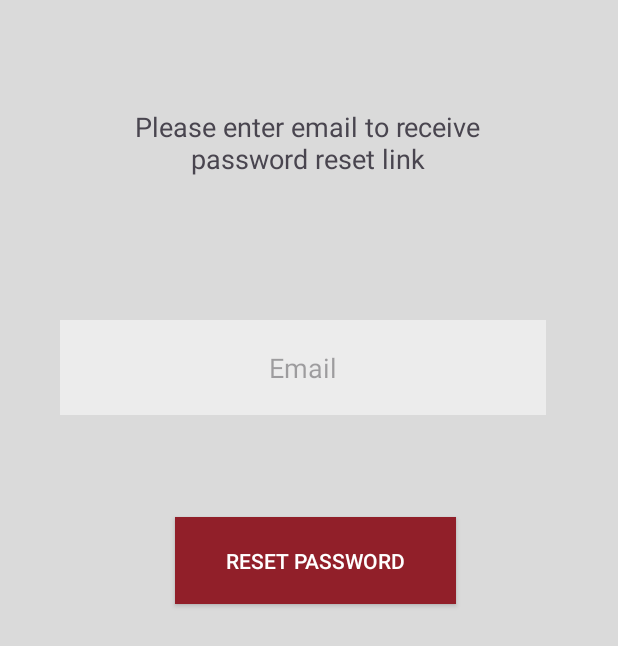
After one commit to JesiahChow/MAD2023_Team1, an Android app: the ForgotPassword screen opened directly, with no data from a screen before it, on a phone screen of 412 x 824 dp. The commit adds this screen. Shown: the top 646 px of the screen. Run offline under Robolectric (Android 15) with nearby library versions, the phone set to English and light mode, and no system bars; our stand-ins replace Firebase (no records; nobody signed in at launch, a user with empty details on screens opened directly).

Commit message:
added forgot password page

```diff
--- a/app/src/main/AndroidManifest.xml
+++ b/app/src/main/AndroidManifest.xml
@@ -12,6 +12,9 @@
         android:supportsRtl="true"
         android:theme="@style/Theme.MADAssignmentTeam1"
         tools:targetApi="31">
+        <activity
+            android:name=".ForgotPassword"
+            android:exported="false" />
         <activity
             android:name=".Settings"
             android:exported="false" />
--- /dev/null
+++ b/app/src/main/java/sg/edu/np/mad/madassignmentteam1/ForgotPassword.java
@@ -0,0 +1,65 @@
+package sg.edu.np.mad.madassignmentteam1;
+
+import androidx.annotation.NonNull;
+import androidx.appcompat.app.AppCompatActivity;
+
+import android.content.Intent;
+import android.os.Bundle;
+import android.text.TextUtils;
+import android.util.Patterns;
+import android.view.View;
+import android.widget.Button;
+import android.widget.EditText;
+import android.widget.Toast;
+
+import com.google.android.gms.tasks.OnCompleteListener;
+import com.google.android.gms.tasks.Task;
+import com.google.firebase.auth.FirebaseAuth;
+
+public class ForgotPassword extends AppCompatActivity {
+    private FirebaseAuth mAuth;
+
+    @Override
+    protected void onCreate(Bundle savedInstanceState) {
+        super.onCreate(savedInstanceState);
+        setContentView(R.layout.activity_forgot_password);
+        Button resetPassword = findViewById(R.id.resetPassword);
+        EditText editEmail = findViewById(R.id.editTextTextEmailAddress);
+        resetPassword.setOnClickListener(new View.OnClickListener() {
+            @Override
+            public void onClick(View v) {
+                String email = editEmail.getText().toString();
+                if(TextUtils.isEmpty(editEmail.getText().toString())){
+                    editEmail.setError("Please enter email");
+                    editEmail.requestFocus();
+
+                }
+                else if(!Patterns.EMAIL_ADDRESS.matcher(editEmail.getText().toString()).matches()){
+                    editEmail.setError("Please enter valid email");
+                    editEmail.requestFocus();
+                }
+                else{
+                    newPassword(email);
+                }
+            }
+        });
+    }
+
+    private void newPassword(String email)
+    {
+        mAuth = FirebaseAuth.getInstance();
+        mAuth.sendPasswordResetEmail(email).addOnCompleteListener(new OnCompleteListener<Void>() {
+            @Override
+            public void onComplete(@NonNull Task<Void> task) {
+                if(task.isSuccessful()){
+                    Toast.makeText(ForgotPassword.this,"Please check your inbox for password reset link", Toast.LENGTH_SHORT).show();
+                    Intent intent = new Intent(ForgotPassword.this, MainActivity.class);
+                    startActivity(intent);
+                }
+                else{
+                    Toast.makeText(ForgotPassword.this,"Something went wrong!", Toast.LENGTH_SHORT).show();
+                }
+            }
+        });
+    }
+}
--- a/app/src/main/java/sg/edu/np/mad/madassignmentteam1/Login.java
+++ b/app/src/main/java/sg/edu/np/mad/madassignmentteam1/Login.java
@@ -67,7 +67,7 @@ AlertDialog.Builder builder;
         forgotPassword.setOnClickListener(new View.OnClickListener() {
             @Override
             public void onClick(View v) {
-                Intent intent1 = new Intent(Login.this, Settings.class);
+                Intent intent1 = new Intent(Login.this, ForgotPassword.class);
                 startActivity(intent1);
             }
         });
--- /dev/null
+++ b/app/src/main/res/layout/activity_forgot_password.xml
@@ -0,0 +1,49 @@
+<?xml version="1.0" encoding="utf-8"?>
+<androidx.constraintlayout.widget.ConstraintLayout xmlns:android="http://schemas.android.com/apk/res/android"
+    xmlns:app="http://schemas.android.com/apk/res-auto"
+    xmlns:tools="http://schemas.android.com/tools"
+    android:layout_width="match_parent"
+    android:layout_height="match_parent"
+    android:background="#DADADA"
+    tools:context=".ForgotPassword">
+
+    <TextView
+        android:id="@+id/textView"
+        android:layout_width="266dp"
+        android:layout_height="65dp"
+        android:layout_marginStart="72dp"
+        android:layout_marginTop="72dp"
+        android:text="Please enter email to receive password reset link"
+        android:textAlignment="center"
+        android:textSize="18sp"
+        app:layout_constraintStart_toStartOf="parent"
+        app:layout_constraintTop_toTopOf="parent" />
+
+    <EditText
+        android:id="@+id/editTextTextEmailAddress"
+        android:layout_width="324dp"
+        android:layout_height="63dp"
+        android:layout_marginStart="40dp"
+        android:layout_marginTop="76dp"
+        android:background="#ECECEC"
+        android:ems="10"
+        android:hint="Email"
+        android:inputType="textEmailAddress"
+        android:padding="5px"
+        android:textAlignment="center"
+        app:layout_constraintStart_toStartOf="parent"
+        app:layout_constraintTop_toBottomOf="@+id/textView" />
+
+    <androidx.appcompat.widget.AppCompatButton
+        android:id="@+id/resetPassword"
+        android:layout_width="187dp"
+        android:layout_height="58dp"
+        android:layout_marginTop="68dp"
+        android:layout_marginEnd="108dp"
+        android:background="#911F29"
+        android:text="@string/reset"
+        android:textColor="@color/white"
+        app:layout_constraintEnd_toEndOf="parent"
+        app:layout_constraintTop_toBottomOf="@+id/editTextTextEmailAddress" />
+
+</androidx.constraintlayout.widget.ConstraintLayout>
--- a/app/src/main/res/layout/activity_settings.xml
+++ b/app/src/main/res/layout/activity_settings.xml
@@ -85,14 +85,13 @@
     </RelativeLayout>
 
     <androidx.appcompat.widget.AppCompatButton
+        android:id="@+id/logout"
         android:layout_width="140dp"
         android:layout_height="49dp"
         android:layout_marginTop="0dp"
         android:background="#911F29"
-        android:id="@+id/logout"
         android:text="Log Out"
-        android:textColor="@color/white"
-        />
+        android:textColor="@color/white" />
 
 </LinearLayout>
 
--- a/app/src/main/res/values/strings.xml
+++ b/app/src/main/res/values/strings.xml
@@ -5,5 +5,6 @@
     <string name="email">Email</string>
     <string name="password">Password</string>
     <string name="back">Back</string>
+    <string name="reset">Reset Password</string>
 
 </resources>
```
